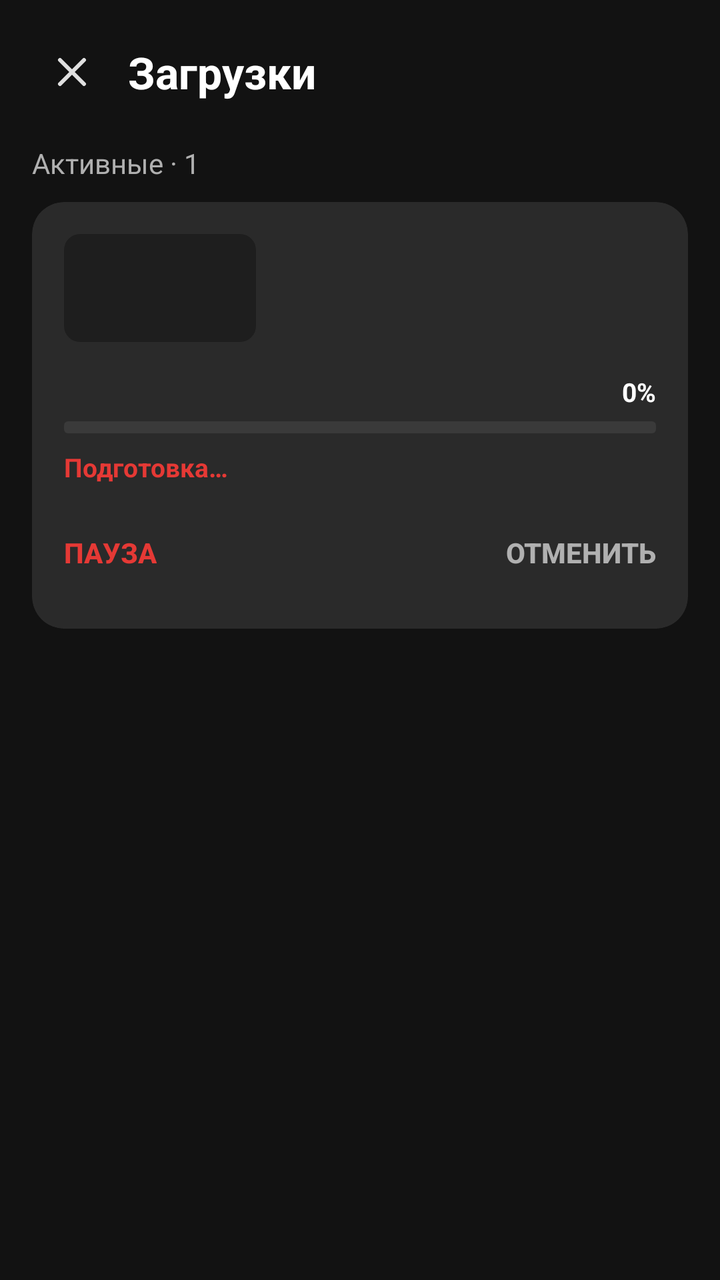
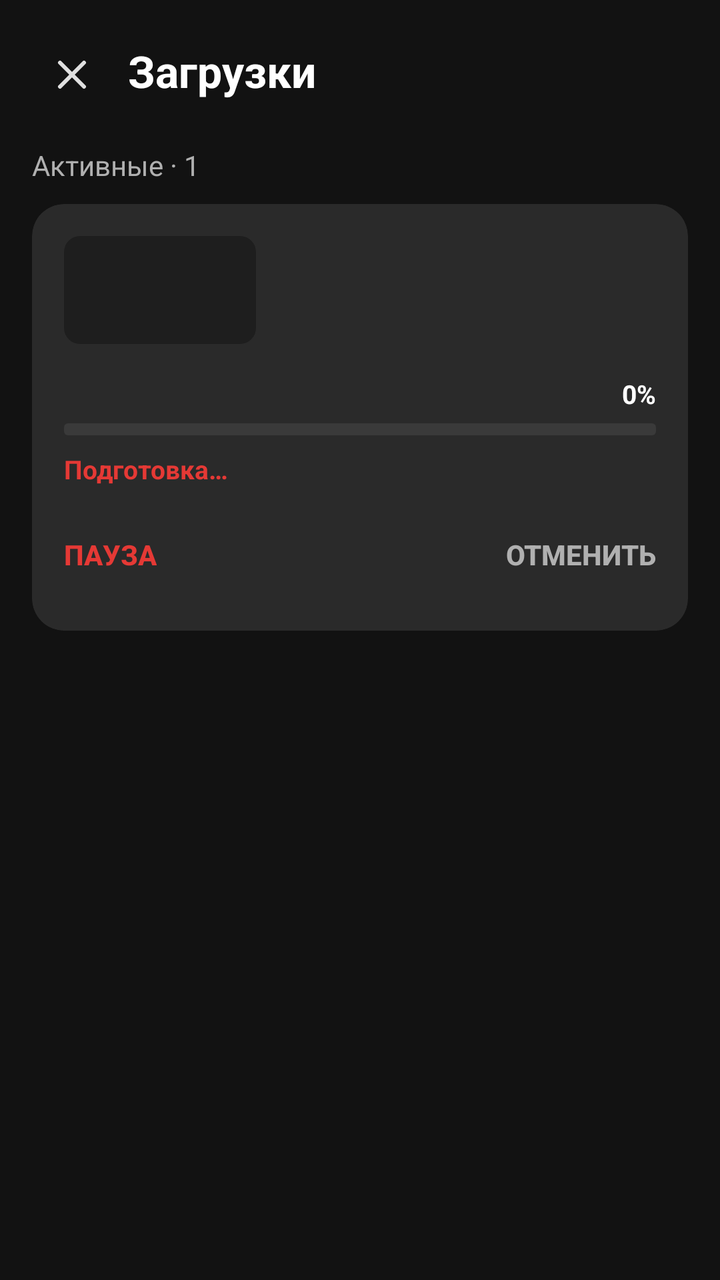

Screens rendered from an Android XML layout before and after an edit, with the pre-edit source and the edit as a unified diff.
<!-- AndroidManifest.xml: application theme AppTheme -->
<!-- res/layout/fragment_downloads.xml -->
<?xml version="1.0" encoding="utf-8"?>
<LinearLayout xmlns:android="http://schemas.android.com/apk/res/android"
    xmlns:app="http://schemas.android.com/apk/res-auto"
    android:layout_width="match_parent"
    android:layout_height="match_parent"
    android:orientation="vertical"
    android:background="@color/bg_dark"
    android:padding="16dp">

    
    <LinearLayout
        android:layout_width="match_parent"
        android:layout_height="wrap_content"
        android:orientation="horizontal"
        android:gravity="center_vertical"
        android:paddingBottom="16dp">

        <ImageButton
            android:id="@+id/btn_back"
            android:layout_width="40dp"
            android:layout_height="40dp"
            android:background="?attr/selectableItemBackgroundBorderless"
            android:src="@drawable/ic_close"
            android:contentDescription="Назад" />

        <TextView
            android:layout_width="0dp"
            android:layout_height="wrap_content"
            android:layout_weight="1"
            android:text="Загрузки"
            android:textSize="22sp"
            android:textStyle="bold"
            android:textColor="@color/text_primary"
            android:paddingStart="8dp" />
    </LinearLayout>

    <ScrollView
        android:layout_width="match_parent"
        android:layout_height="match_parent">

        <LinearLayout
            android:layout_width="match_parent"
            android:layout_height="wrap_content"
            android:orientation="vertical">

            <TextView
                android:id="@+id/label_active"
                android:layout_width="wrap_content"
                android:layout_height="wrap_content"
                android:text="Активные · 1"
                android:textSize="14sp"
                android:textColor="@color/text_secondary"
                android:paddingBottom="10dp" />

            
            <com.google.android.material.card.MaterialCardView
                android:id="@+id/active_card"
                android:layout_width="match_parent"
                android:layout_height="wrap_content"
                app:cardCornerRadius="16dp"
                app:cardElevation="0dp"
                app:strokeWidth="0dp"
                app:cardBackgroundColor="@color/card_dark"
                android:layout_marginBottom="24dp">

                <LinearLayout
                    android:layout_width="match_parent"
                    android:layout_height="wrap_content"
                    android:orientation="vertical"
                    android:padding="16dp">

                    
                    <LinearLayout
                        android:layout_width="match_parent"
                        android:layout_height="wrap_content"
                        android:orientation="horizontal"
                        android:gravity="center_vertical">

                        <com.google.android.material.imageview.ShapeableImageView
                            android:id="@+id/active_thumb"
                            android:layout_width="96dp"
                            android:layout_height="54dp"
                            android:scaleType="centerCrop"
                            android:background="@color/surface_dark"
                            app:shapeAppearanceOverlay="@style/RoundedThumbnail" />

                        <LinearLayout
                            android:layout_width="0dp"
                            android:layout_height="wrap_content"
                            android:layout_weight="1"
                            android:orientation="vertical"
                            android:paddingStart="12dp">

                            <TextView
                                android:id="@+id/active_title"
                                android:layout_width="wrap_content"
                                android:layout_height="wrap_content"
                                android:textColor="@color/text_primary"
                                android:textSize="15sp"
                                android:textStyle="bold"
                                android:maxLines="2"
                                android:ellipsize="end" />

                            <TextView
                                android:id="@+id/active_info"
                                android:layout_width="wrap_content"
                                android:layout_height="wrap_content"
                                android:textColor="@color/text_secondary"
                                android:textSize="12sp"
                                android:paddingTop="3dp" />
                        </LinearLayout>
                    </LinearLayout>

                    
                    
                    <LinearLayout
                        android:layout_width="match_parent"
                        android:layout_height="wrap_content"
                        android:orientation="horizontal"
                        android:gravity="center_vertical"
                        android:paddingTop="16dp"
                        android:paddingBottom="6dp">

                        <TextView
                            android:id="@+id/active_size"
                            android:layout_width="wrap_content"
                            android:layout_height="wrap_content"
                            android:textColor="@color/text_primary"
                            android:textSize="13sp" />

                        <TextView
                            android:id="@+id/active_speed"
                            android:layout_width="wrap_content"
                            android:layout_height="wrap_content"
                            android:textColor="@color/text_primary"
                            android:textSize="13sp"
                            android:paddingStart="10dp" />

                        <View
                            android:layout_width="0dp"
                            android:layout_height="0dp"
                            android:layout_weight="1" />

                        <TextView
                            android:id="@+id/active_percent"
                            android:layout_width="wrap_content"
                            android:layout_height="wrap_content"
                            android:text="0%"
                            android:textColor="@color/text_primary"
                            android:textSize="13sp"
                            android:textStyle="bold" />
                    </LinearLayout>

                    
                    <ProgressBar
                        android:id="@+id/active_progress_bar"
                        style="?android:attr/progressBarStyleHorizontal"
                        android:layout_width="match_parent"
                        android:layout_height="6dp"
                        android:progressDrawable="@drawable/progress_bar" />

                    
                    <TextView
                        android:id="@+id/active_stage_text"
                        android:layout_width="match_parent"
                        android:layout_height="wrap_content"
                        android:textColor="@color/accent"
                        android:textSize="13sp"
                        android:textStyle="bold"
                        android:paddingTop="8dp"
                        android:paddingBottom="12dp"
                        android:text="Подготовка…" />

                    
                    <LinearLayout
                        android:layout_width="match_parent"
                        android:layout_height="44dp"
                        android:orientation="horizontal"
                        android:gravity="center_vertical">

                        <Button
                            android:id="@+id/btn_pause_active"
                            style="?android:attr/borderlessButtonStyle"
                            android:layout_width="wrap_content"
                            android:layout_height="match_parent"
                            android:text="Пауза"
                            android:textColor="@color/accent"
                            android:textSize="14sp"
                            android:textStyle="bold"
                            android:minWidth="0dp"
                            android:paddingHorizontal="0dp" />

                        <View
                            android:layout_width="0dp"
                            android:layout_height="0dp"
                            android:layout_weight="1" />

                        <Button
                            android:id="@+id/btn_cancel_active"
                            style="?android:attr/borderlessButtonStyle"
                            android:layout_width="wrap_content"
                            android:layout_height="match_parent"
                            android:text="Отменить"
                            android:textColor="@color/text_secondary"
                            android:textSize="14sp"
                            android:textStyle="bold"
                            android:minWidth="0dp"
                            android:paddingHorizontal="0dp" />
                    </LinearLayout>
                </LinearLayout>
            </com.google.android.material.card.MaterialCardView>

            
            <TextView
                android:id="@+id/label_queued"
                android:layout_width="wrap_content"
                android:layout_height="wrap_content"
                android:text="В очереди"
                android:textSize="14sp"
                android:textColor="@color/text_secondary"
                android:paddingBottom="10dp"
                android:visibility="gone" />

            <androidx.recyclerview.widget.RecyclerView
                android:id="@+id/queued_list"
                android:layout_width="match_parent"
                android:layout_height="wrap_content"
                android:nestedScrollingEnabled="false" />

            
            <TextView
                android:id="@+id/label_errors"
                android:layout_width="wrap_content"
                android:layout_height="wrap_content"
                android:text="Ошибки загрузки"
                android:textSize="14sp"
                android:textColor="@color/accent"
                android:paddingTop="16dp"
                android:paddingBottom="10dp"
                android:visibility="gone" />

            <androidx.recyclerview.widget.RecyclerView
                android:id="@+id/errors_list"
                android:layout_width="match_parent"
                android:layout_height="wrap_content"
                android:nestedScrollingEnabled="false" />

            
            <TextView
                android:id="@+id/txt_no_downloads"
                android:layout_width="match_parent"
                android:layout_height="200dp"
                android:gravity="center"
                android:text="Нет активных загрузок"
                android:textColor="@color/text_hint"
                android:textSize="16sp"
                android:visibility="gone" />
        </LinearLayout>
    </ScrollView>
</LinearLayout>
<!-- resources referenced by this layout -->
<resources>
  <color name="accent">#FFE53935</color>
  <color name="bg_dark">#FF121212</color>
  <color name="card_dark">#FF2A2A2A</color>
  <color name="surface_dark">#FF1E1E1E</color>
  <color name="text_hint">#FF808080</color>
  <color name="text_primary">#FFFFFFFF</color>
  <color name="text_secondary">#FFB0B0B0</color>
  <!-- drawable ic_close (drawable) -->
  <vector xmlns:android="http://schemas.android.com/apk/res/android" android:width="24dp" android:height="24dp" android:viewportWidth="24" android:viewportHeight="24"><path android:strokeColor="#FFE0E0E0" android:strokeWidth="2" android:strokeLineCap="round" android:pathData="M6,6 L18,18 M18,6 L6,18" /></vector>
  <!-- drawable progress_bar (drawable) -->
  <?xml version="1.0" encoding="utf-8"?>
  <layer-list xmlns:android="http://schemas.android.com/apk/res/android">
      <item android:id="@android:id/background">
          <shape>
              <solid android:color="@color/progress_bg" />
              <corners android:radius="2dp" />
          </shape>
      </item>
      <item android:id="@android:id/progress">
          <clip>
              <shape>
                  <solid android:color="@color/accent" />
                  <corners android:radius="2dp" />
              </shape>
          </clip>
      </item>
  </layer-list>
  <style name="RoundedThumbnail">
          <item name="cornerSize">8dp</item>
      </style>
  <style name="AppTheme" parent="Theme.Material3.Dark.NoActionBar">
          <item name="colorPrimary">@color/accent</item>
          <item name="colorPrimaryDark">@color/accent_dark</item>
          <item name="colorAccent">@color/accent</item>
          <item name="android:colorBackground">@color/bg_dark</item>
          <item name="android:windowBackground">@color/bg_dark</item>
          <item name="android:statusBarColor">@color/bg_dark</item>
          <item name="android:navigationBarColor">@color/bg_dark</item>
      </style>
  <color name="progress_bg">#FF3A3A3A</color>
  <color name="accent_dark">#FFB71C1C</color>
</resources>

<!-- the commit's change to res/layout/fragment_downloads.xml (unified diff, before → after) -->
@@ -19,6 +19,7 @@
             android:id="@+id/btn_back"
             android:layout_width="40dp"
             android:layout_height="40dp"
+            android:layout_marginTop="1dp"
             android:background="?attr/selectableItemBackgroundBorderless"
             android:src="@drawable/ic_close"
             android:contentDescription="Назад" />
@@ -27,6 +28,7 @@
             android:layout_width="0dp"
             android:layout_height="wrap_content"
             android:layout_weight="1"
+            android:includeFontPadding="false"
             android:text="Загрузки"
             android:textSize="22sp"
             android:textStyle="bold"
